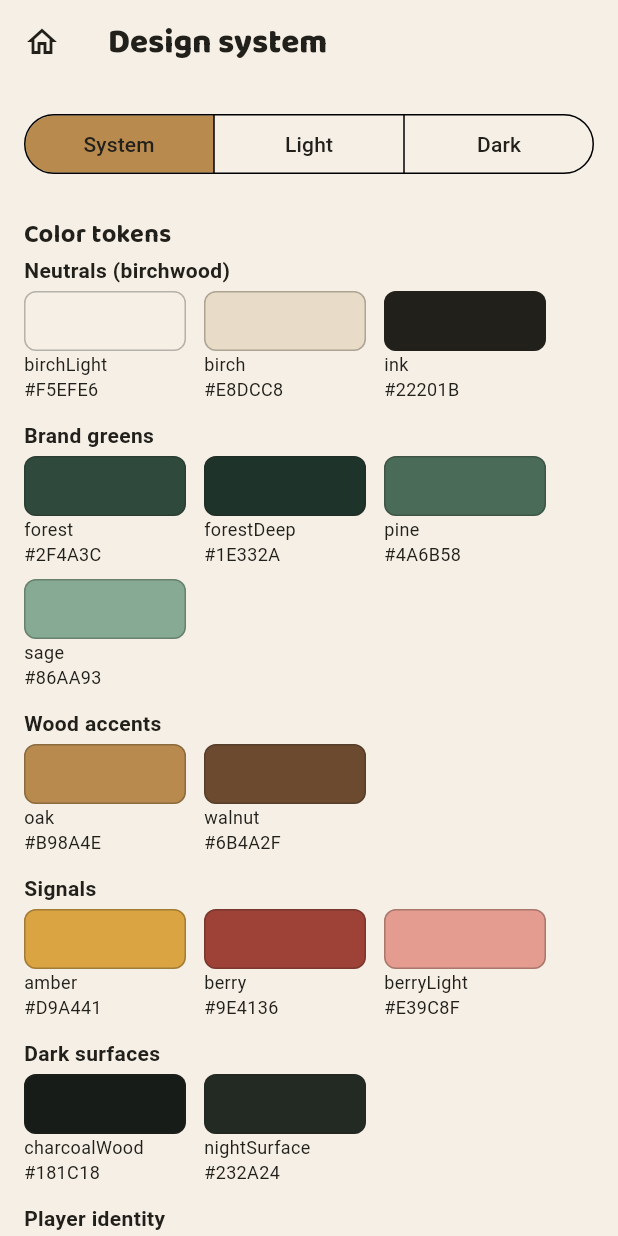
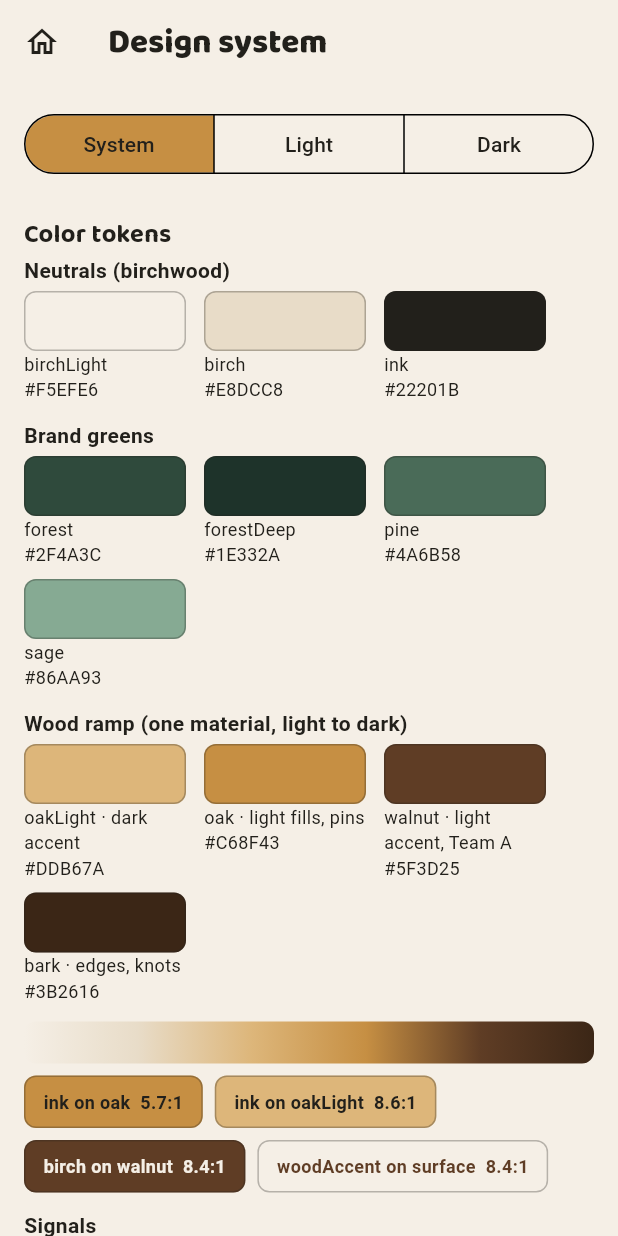
Before and after one commit to JKoenen99/iKubb, a Flutter app: the DesignSystemScreen screen opened by its route, on a phone screen of 412 x 824 dp. Run offline on Flutter 3.47's test engine with Material 3 defaults, Android fonts, the phone set to English and light mode, and no system bars; our stand-ins replace flutter_riverpod, go_router, in_app_review, package_info_plus, share_plus, shared_preferences and 1 more; missing offline and left inert: live_activities; accounts and stored records are empty.

Commit message:
Rework the wood accents into a four-tone ramp with fixed roles
Oak and walnut were doing too many jobs at once (brand accent, dark
primary, player color 1) and were not tuned to each other; walnut
vanished on dark surfaces and the birch initial on oak failed AA.

- Palette: sanded oak #DDB67A, honey oak #C68F43, walnut #5F3D25, bark
  #3B2616, one material from hue 37° to 27° with rising saturation.
  Helpers woodAccent(brightness), woodGrain(brightness) and on(fill).
- Dark theme primary/secondary move to sanded oak (8.7:1 on charcoal);
  honey oak stays for pins, kubbs and player 1.
- AvatarCircle and TintPill pick ink or birch by fill luminance; copper
  deepened to #A85420 so its initial passes AA.
- Pins and kubbs: standing oak edged in bark, fallen walnut edged in
  birch. Rule illustration arrows, trophies, stick and batons, the kubb
  baton dots, the stats icon and the Home/onboarding grain follow the
  theme.
- Design-system page shows the ramp as one plank plus the accent
  pairings with live contrast ratios; Live Activity oak updated.
- test/palette_test.dart pins every contrast promise; docs in
  docs/WOOD_PALETTE.md with a before/after preview SVG.

Co-Authored-By: Claude Fable 5.1 <noreply@anthropic.com>
Claude-Session: https://claude.ai/code/session_01PQvQZqxRDwpjp4PSdBPLw6

```diff
--- a/lib/features/designsystem/design_system_screen.dart
+++ b/lib/features/designsystem/design_system_screen.dart
@@ -95,12 +95,15 @@ class _DesignSystemScreenState extends ConsumerState<DesignSystemScreen> {
                 ],
               ),
               const _SwatchGrid(
-                title: 'Wood accents',
+                title: 'Wood ramp (one material, light to dark)',
                 entries: [
-                  ('oak', IKubbPalette.oak),
-                  ('walnut', IKubbPalette.walnut),
+                  ('oakLight · dark accent', IKubbPalette.oakLight),
+                  ('oak · light fills, pins', IKubbPalette.oak),
+                  ('walnut · light accent, Team A', IKubbPalette.walnut),
+                  ('bark · edges, knots', IKubbPalette.bark),
                 ],
               ),
+              const _WoodRampStrip(),
               const _SwatchGrid(
                 title: 'Signals',
                 entries: [
@@ -634,6 +637,90 @@ class _Gap extends StatelessWidget {
   Widget build(BuildContext context) => const SizedBox(height: IKubbSpacing.xl);
 }
 
+/// The ramp as one plank, and the accent pairings the palette promises
+/// (text on fill) with their measured contrast, so a change to a token
+/// shows its effect on this page before it reaches a screen.
+class _WoodRampStrip extends StatelessWidget {
+  const _WoodRampStrip();
+
+  static String _ratio(Color fg, Color bg) {
+    final a = fg.computeLuminance() + 0.05;
+    final b = bg.computeLuminance() + 0.05;
+    return '${(a > b ? a / b : b / a).toStringAsFixed(1)}:1';
+  }
+
+  @override
+  Widget build(BuildContext context) {
+    final brightness = Theme.of(context).brightness;
+    final surface = Theme.of(context).colorScheme.surface;
+    final accent = IKubbPalette.woodAccent(brightness);
+    Widget pairing(String label, Color fg, Color bg) => Container(
+      padding: const EdgeInsets.symmetric(
+        horizontal: IKubbSpacing.md,
+        vertical: IKubbSpacing.sm,
+      ),
+      decoration: BoxDecoration(
+        color: bg,
+        borderRadius: BorderRadius.circular(IKubbRadius.sm),
+        border: Border.all(
+          color: Theme.of(context).colorScheme.onSurface
+              .withValues(alpha: IKubbAlpha.dotIdle),
+        ),
+      ),
+      child: Text(
+        '$label  ${_ratio(fg, bg)}',
+        style: IKubbType.caption.copyWith(
+          color: fg,
+          fontWeight: FontWeight.w700,
+        ),
+      ),
+    );
+    return Padding(
+      padding: const EdgeInsets.only(bottom: IKubbSpacing.md),
+      child: Column(
+        crossAxisAlignment: CrossAxisAlignment.start,
+        children: [
+          Container(
+            height: 28,
+            decoration: BoxDecoration(
+              borderRadius: BorderRadius.circular(IKubbRadius.sm),
+              gradient: const LinearGradient(
+                colors: [
+                  IKubbPalette.birchLight,
+                  IKubbPalette.birch,
+                  IKubbPalette.oakLight,
+                  IKubbPalette.oak,
+                  IKubbPalette.walnut,
+                  IKubbPalette.bark,
+                ],
+              ),
+            ),
+          ),
+          const SizedBox(height: IKubbSpacing.sm),
+          Wrap(
+            spacing: IKubbSpacing.sm,
+            runSpacing: IKubbSpacing.sm,
+            children: [
+              pairing('ink on oak', IKubbPalette.ink, IKubbPalette.oak),
+              pairing(
+                'ink on oakLight',
+                IKubbPalette.ink,
+                IKubbPalette.oakLight,
+              ),
+              pairing(
+                'birch on walnut',
+                IKubbPalette.birchLight,
+                IKubbPalette.walnut,
+              ),
+              pairing('woodAccent on surface', accent, surface),
+            ],
+          ),
+        ],
+      ),
+    );
+  }
+}
+
 class _SwatchGrid extends StatelessWidget {
   const _SwatchGrid({required this.title, required this.entries});
 
--- a/lib/features/game/pin_diagram.dart
+++ b/lib/features/game/pin_diagram.dart
@@ -71,7 +71,7 @@ class _Pin extends StatelessWidget {
   @override
   Widget build(BuildContext context) {
     // Wooden pins in both themes (UX audit #3/#8): standing = light oak,
-    // fallen = dark walnut; the number sits on a painted birch disc, like
+    // fallen = walnut, edged in bark; the number sits on a birch disc, like
     // a number painted on the wood.
     return Semantics(
       button: onTap != null,
@@ -91,7 +91,7 @@ class _Pin extends StatelessWidget {
             color: isDown ? IKubbPalette.walnut : IKubbPalette.oak,
             shape: BoxShape.circle,
             border: Border.all(
-              color: isDown ? IKubbPalette.birch : IKubbPalette.walnut,
+              color: isDown ? IKubbPalette.birch : IKubbPalette.bark,
               width: 2.5,
             ),
           ),
--- a/lib/features/home/home_screen.dart
+++ b/lib/features/home/home_screen.dart
@@ -58,7 +58,9 @@ class HomeScreen extends ConsumerWidget {
       body: Stack(
         fit: StackFit.expand,
         children: [
-          const WoodGrainBackground(color: IKubbPalette.walnut),
+          WoodGrainBackground(
+            color: IKubbPalette.woodGrain(Theme.of(context).brightness),
+          ),
           SafeArea(
             child: Align(
               alignment: Alignment.topRight,
--- a/lib/features/kubb/kubb_field.dart
+++ b/lib/features/kubb/kubb_field.dart
@@ -5,7 +5,8 @@ import '../../theme/tokens.dart';
 import '../../theme/typography.dart';
 
 /// A wooden kubb block in the game's visual language: oak standing,
-/// walnut when (marked as) felled — the same wood grammar as the pins.
+/// walnut when (marked as) felled, edged in bark — the same wood grammar
+/// as the pins.
 /// Interactive blocks get a ≥44pt hit area around the small visual and a
 /// full semantic identity (role, label, selected state).
 class KubbBlock extends StatelessWidget {
@@ -43,7 +44,7 @@ class KubbBlock extends StatelessWidget {
         color: down ? IKubbPalette.walnut : IKubbPalette.oak,
         borderRadius: BorderRadius.circular(6),
         border: Border.all(
-          color: down ? IKubbPalette.birch : IKubbPalette.walnut,
+          color: down ? IKubbPalette.birch : IKubbPalette.bark,
           width: IKubbBorder.line,
         ),
       ),
--- a/lib/features/kubb/kubb_screen.dart
+++ b/lib/features/kubb/kubb_screen.dart
@@ -353,10 +353,9 @@ class _KubbScreenState extends ConsumerState<KubbScreen> {
           DotRow(
             count: game.rules.batonsPerTurn,
             filled: game.batonsRemaining,
-            activeColor: IKubbPalette.walnut,
-            idleColor: IKubbPalette.walnut.withValues(
-              alpha: IKubbAlpha.dotIdle,
-            ),
+            activeColor: IKubbPalette.woodAccent(Theme.of(context).brightness),
+            idleColor: IKubbPalette.woodAccent(Theme.of(context).brightness)
+                .withValues(alpha: IKubbAlpha.dotIdle),
             size: IKubbIconSize.md,
             padding: const EdgeInsets.all(IKubbSpacing.xs),
             semanticLabel: l10n.batonsLeftSemantics(
--- a/lib/features/onboarding/onboarding_screen.dart
+++ b/lib/features/onboarding/onboarding_screen.dart
@@ -20,7 +20,9 @@ class OnboardingScreen extends StatelessWidget {
       body: Stack(
         fit: StackFit.expand,
         children: [
-          const WoodGrainBackground(color: IKubbPalette.walnut),
+          WoodGrainBackground(
+            color: IKubbPalette.woodGrain(Theme.of(context).brightness),
+          ),
           SafeArea(
             child: Center(
               child: ConstrainedBox(
--- a/lib/features/stats/stats_screen.dart
+++ b/lib/features/stats/stats_screen.dart
@@ -390,7 +390,7 @@ class _HistoryTile extends StatelessWidget {
         contentPadding: EdgeInsets.zero,
         leading: Icon(
           finished.isKubb ? Icons.crop_square : Icons.emoji_events,
-          color: IKubbPalette.oak,
+          color: IKubbPalette.woodAccent(Theme.of(context).brightness),
         ),
         title: Text(summary, maxLines: 1, overflow: TextOverflow.ellipsis),
         subtitle: Text(
--- a/lib/theme/ikubb_theme.dart
+++ b/lib/theme/ikubb_theme.dart
@@ -22,13 +22,15 @@ abstract final class IKubbTheme {
     ),
   );
 
-  // Dark: oak is the accent of the redesign (selected cards, toggles,
-  // the Start button) — 6.3:1 on charcoal as text, ink on oak for fills.
+  // Dark: sanded oak is the accent (selected cards, toggles, the Start
+  // button): 8.7:1 on charcoal as text, ink on it for fills. Honey oak is
+  // reserved for pins, kubbs and player 1 so the accent never collides
+  // with an identity color.
   static ThemeData get dark => _base(
     const ColorScheme.dark(
-      primary: IKubbPalette.oak,
+      primary: IKubbPalette.oakLight,
       onPrimary: IKubbPalette.ink,
-      secondary: IKubbPalette.oak,
+      secondary: IKubbPalette.oakLight,
       onSecondary: IKubbPalette.ink,
       surface: IKubbPalette.charcoalWood,
       onSurface: IKubbPalette.birchLight,
--- a/lib/theme/palette.dart
+++ b/lib/theme/palette.dart
@@ -3,8 +3,9 @@ import 'dart:ui';
 /// Design tokens: "Scandinavian modern, Viking soul".
 ///
 /// Light birchwood neutrals for surfaces, deep forest greens for primary
-/// actions and brand, warm oak/walnut for accents, off-black ink for text.
-/// See SPEC.md §4.
+/// actions and brand, a four-tone wood ramp (sanded oak → bark) for
+/// accents, off-black ink for text. See SPEC.md §4 and
+/// docs/WOOD_PALETTE.md.
 abstract final class IKubbPalette {
   // Birchwood neutrals (light surfaces)
   static const birchLight = Color(0xFFF5EFE6);
@@ -16,9 +17,37 @@ abstract final class IKubbPalette {
   static const pine = Color(0xFF4A6B58);
   static const sage = Color(0xFF86AA93); // dark-theme primary (AA as text)
 
-  // Oak & walnut (accents, pin illustrations)
-  static const oak = Color(0xFFB98A4E);
-  static const walnut = Color(0xFF6B4A2F);
+  // Wood ramp: four tones with fixed roles, tuned as one material under one
+  // light (hue 27–37°, saturation rising as the wood darkens, like real
+  // oak and walnut). Each tone is placed where it passes WCAG AA for the
+  // job it does (see test/palette_test.dart):
+  //   oakLight  sanded oak   accent on dark surfaces (8.7:1 on charcoal as
+  //                          text), the dark-theme primary, highlights.
+  //   oak       honey oak    light-theme accent fills (ink on oak 5.7:1),
+  //                          standing pins and kubbs, player color 1.
+  //   walnut    walnut       accent on light surfaces (8.4:1 on birch), the
+  //                          Team A identity, fallen pins, linework.
+  //   bark      bark         deepest wood: outlines, knots, pin edges.
+  static const oakLight = Color(0xFFDDB67A);
+  static const oak = Color(0xFFC68F43);
+  static const walnut = Color(0xFF5F3D25);
+  static const bark = Color(0xFF3B2616);
+
+  /// The wood accent that reads on the current theme's surfaces: walnut
+  /// on birch, sanded oak on charcoal. Use for wooden icons, dots and
+  /// strokes that sit directly on a surface.
+  static Color woodAccent(Brightness brightness) =>
+      brightness == Brightness.dark ? oakLight : walnut;
+
+  /// Grain color for [WoodGrainBackground] on brand surfaces.
+  static Color woodGrain(Brightness brightness) =>
+      brightness == Brightness.dark ? oakLight : walnut;
+
+  /// Text or glyph color on a colored fill (avatars, pills, chips): ink on
+  /// light fills such as oak and amber, birch on dark ones. Threshold at
+  /// the luminance where both candidates pass AA against the fill.
+  static Color on(Color fill) =>
+      fill.computeLuminance() > 0.26 ? ink : birchLight;
 
   // Text
   static const ink = Color(0xFF22201B);
@@ -42,7 +71,7 @@ abstract final class IKubbPalette {
   // against the active card or the scoreboard field.
   static const fjord = Color(0xFF4A6B8A);
   static const plum = Color(0xFF7B4A6E);
-  static const copper = Color(0xFFB05C2A);
+  static const copper = Color(0xFFA85420); // deep enough for a birch initial
   static const slate = Color(0xFF546E7A);
   static const indigo = Color(0xFF4E5A9E);
 
--- a/lib/widgets/confetti.dart
+++ b/lib/widgets/confetti.dart
@@ -71,6 +71,7 @@ class _Particle {
     IKubbPalette.forest,
     IKubbPalette.pine,
     IKubbPalette.oak,
+    IKubbPalette.oakLight,
     IKubbPalette.amber,
     IKubbPalette.birch,
   ];
--- a/lib/widgets/form_cards.dart
+++ b/lib/widgets/form_cards.dart
@@ -538,7 +538,7 @@ class AvatarCircle extends StatelessWidget {
         child: Text(
           label,
           style: TextStyle(
-            color: IKubbPalette.birchLight,
+            color: IKubbPalette.on(color),
             fontWeight: FontWeight.w700,
             fontSize: size * 0.42,
           ),
@@ -584,7 +584,7 @@ class TintPill extends StatelessWidget {
               child: Text(
                 label,
                 style: IKubbType.emphasis.copyWith(
-                  color: IKubbPalette.birchLight,
+                  color: IKubbPalette.on(color),
                   fontSize: IKubbType.stepChip + 1,
                 ),
               ),
```
Also changed, not shown: lib/features/rules/rule_illustrations.dart (+47 -29 lines), docs/wood_palette_preview.svg (added), 6 other files.
